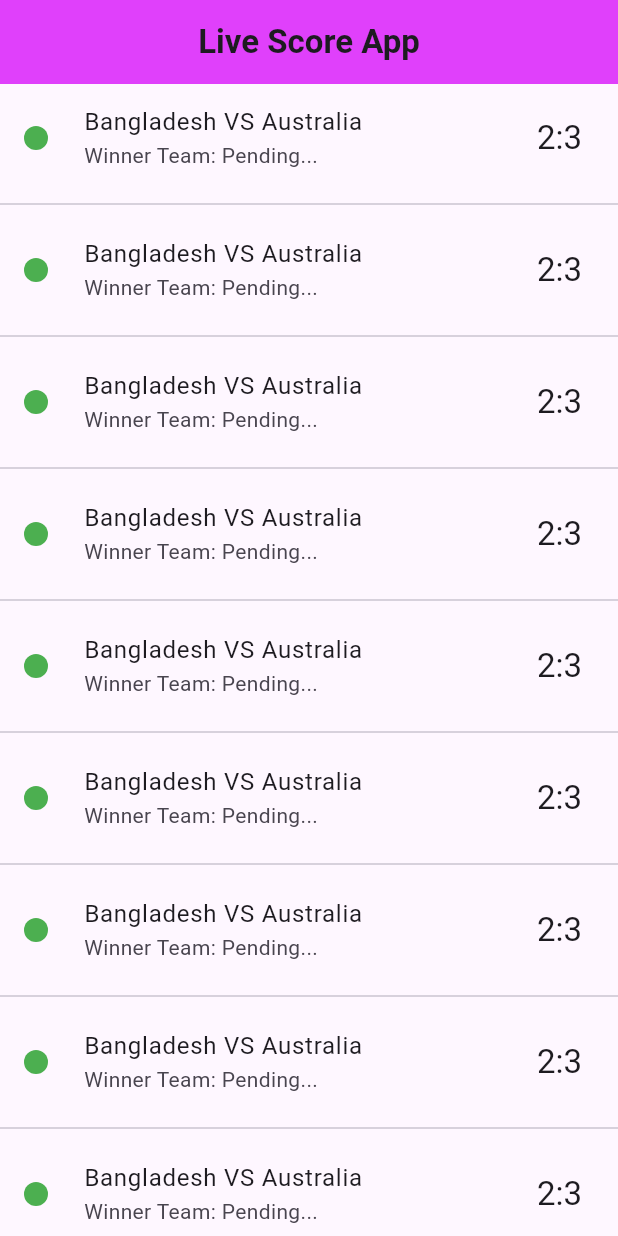
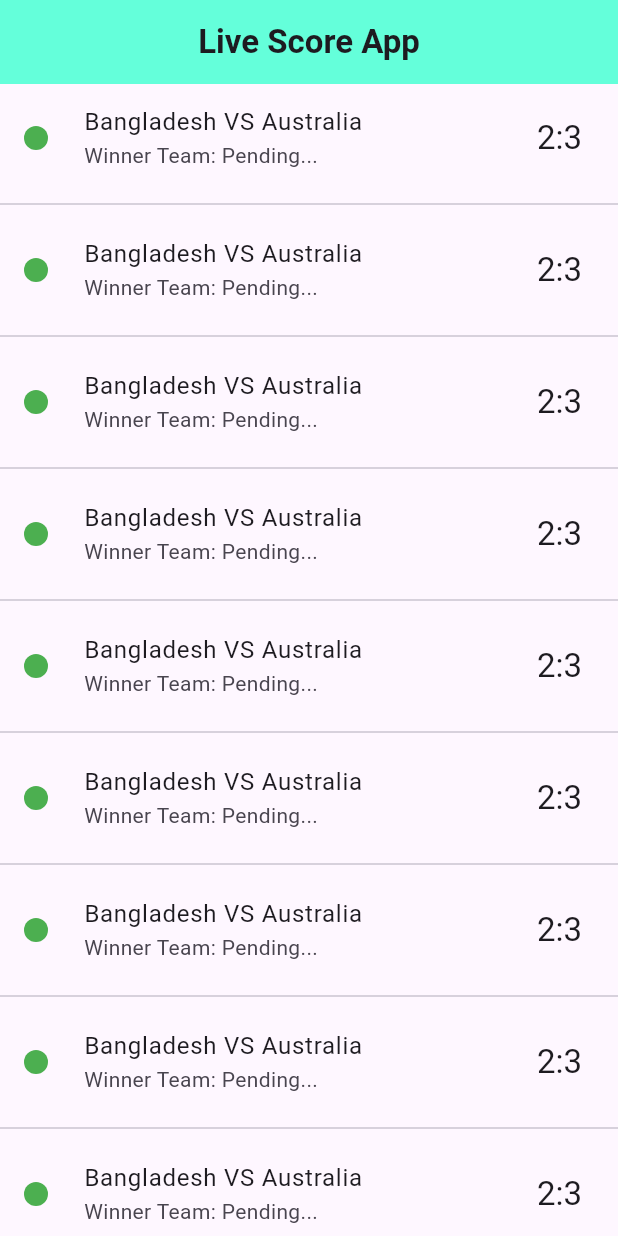
Before and after one commit to Shishir707/Live-Score-App, a Flutter app: the screen it shows after launch, on a phone screen of 412 x 824 dp. Run offline on Flutter 3.47's test engine with Material 3 defaults, Android fonts, the phone set to English and light mode, and no system bars; our stand-ins replace firebase_core; accounts and stored records are empty.

Commit message:
change appbar color

```diff
--- a/lib/live_app.dart
+++ b/lib/live_app.dart
@@ -22,7 +22,7 @@ class _LiveAppState extends State<LiveApp> {
           style: TextStyle(fontWeight: FontWeight.bold),
         ),
         centerTitle: true,
-        backgroundColor: Colors.purpleAccent,
+        backgroundColor: Colors.tealAccent,
       ),
       body: ListView.separated(
         itemCount: 10,
```
